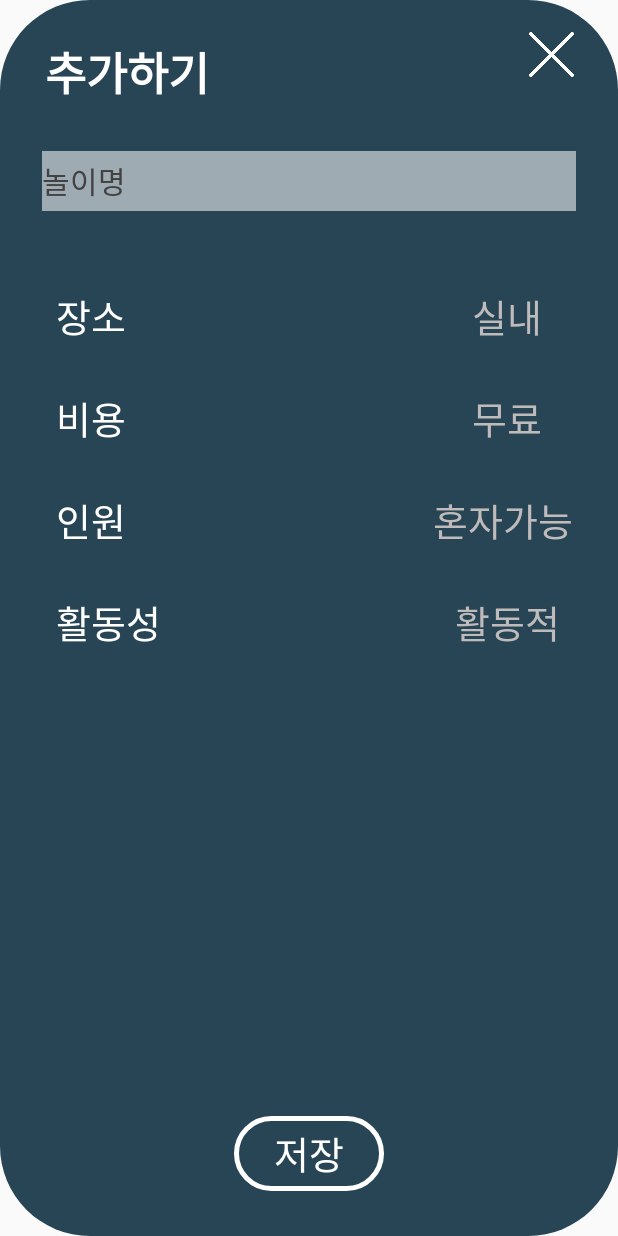
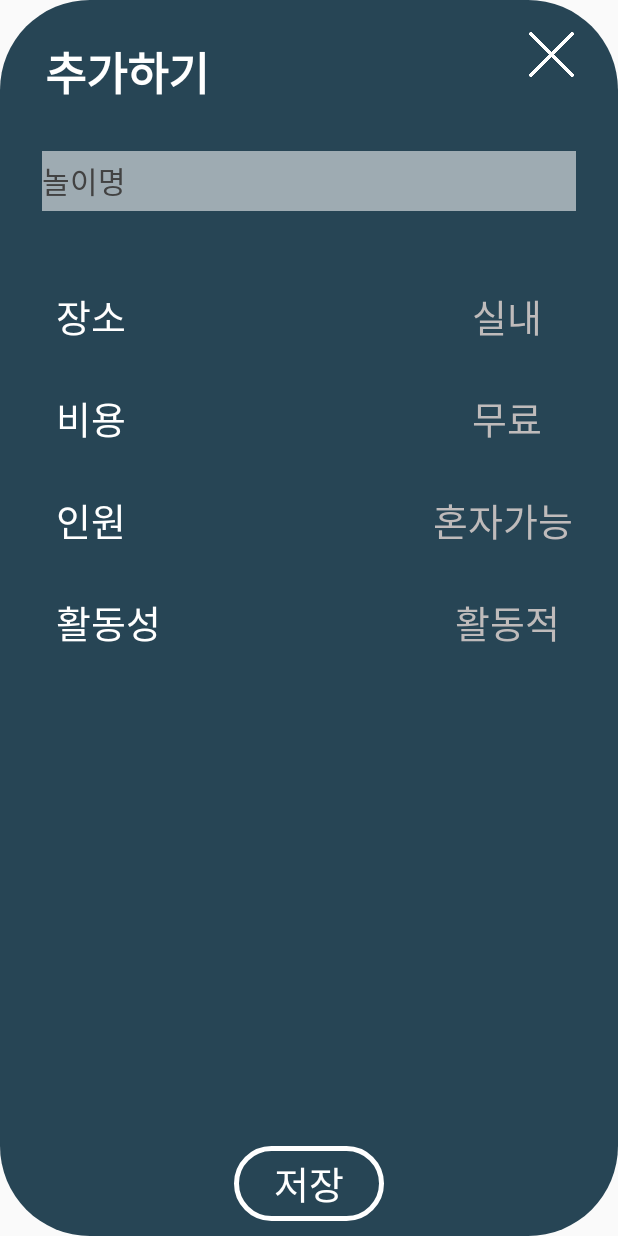
Before and after one commit to hololee/PLAY_APP, an Android app: the layout add_popup_layout.xml on its own in the app's theme, with its tools: preview values and no code run, on a phone screen of 412 x 824 dp. Run offline under Robolectric (Android 15) with nearby library versions, the phone set to English and light mode, and no system bars.

Commit message:
추가,수정버튼 marginBottom

```diff
--- a/app/src/main/res/layout/add_popup_layout.xml
+++ b/app/src/main/res/layout/add_popup_layout.xml
@@ -14,8 +14,8 @@
         android:layout_alignParentTop="true"
         android:layout_marginLeft="30dp"
         android:layout_marginTop="25dp"
+        android:fontFamily="@font/system_font"
         android:text="추가하기"
-        android:fontFamily="@font/system_font"
         android:textColor="#ffffff"
         android:textSize="30sp"
         android:textStyle="bold" />
@@ -39,11 +39,11 @@
         android:layout_height="40dp"
         android:layout_below="@id/addplaytitle"
         android:layout_marginStart="28dp"
+        android:layout_marginTop="30dp"
         android:layout_marginEnd="28dp"
-        android:layout_marginTop="30dp"
         android:background="#8CFFFFFF"
+        android:fontFamily="@font/system_font"
         android:hint="놀이명"
-        android:fontFamily="@font/system_font"
         android:textColor="#ffffff"
         android:textColorHint="@color/cardview_dark_background"
         android:textSize="20sp" />
@@ -55,10 +55,10 @@
         android:layout_below="@id/add_playname"
         android:layout_marginStart="37dp"
         android:layout_marginTop="50dp"
+        android:fontFamily="@font/system_font"
         android:gravity="center_vertical"
+
         android:text="장소"
-
-        android:fontFamily="@font/system_font"
         android:textColor="#ffffff"
         android:textSize="25sp" />
 
@@ -68,11 +68,11 @@
         android:layout_height="40dp"
         android:layout_below="@id/add_playname"
         android:layout_alignParentRight="true"
+        android:layout_marginTop="50dp"
         android:layout_marginRight="30dp"
-        android:layout_marginTop="50dp"
         android:background="#00ff0000"
+        android:fontFamily="@font/system_font"
         android:text="실내"
-        android:fontFamily="@font/system_font"
         android:textColor="#BFBBBB"
         android:textSize="25dp" />
 
@@ -80,12 +80,12 @@
         android:id="@+id/cost"
         android:layout_width="wrap_content"
         android:layout_height="40dp"
-        android:gravity="center_vertical"
         android:layout_below="@id/place"
         android:layout_marginStart="37dp"
         android:layout_marginTop="28dp"
+        android:fontFamily="@font/system_font"
+        android:gravity="center_vertical"
         android:text="비용"
-        android:fontFamily="@font/system_font"
         android:textColor="#ffffff"
         android:textSize="25sp" />
 
@@ -94,25 +94,25 @@
         android:layout_width="wrap_content"
         android:layout_height="40dp"
         android:layout_below="@id/place_button"
+        android:layout_alignTop="@id/cost"
         android:layout_alignParentRight="true"
         android:layout_marginRight="30dp"
-        android:layout_alignTop="@id/cost"
+        android:background="#00ff0000"
         android:fontFamily="@font/system_font"
-        android:background="#00ff0000"
         android:text="무료"
         android:textColor="#BFBBBB"
         android:textSize="25sp" />
 
     <TextView
         android:id="@+id/num"
-        android:gravity="center_vertical"
         android:layout_width="wrap_content"
         android:layout_height="40dp"
         android:layout_below="@id/cost"
         android:layout_marginStart="37dp"
         android:layout_marginTop="28dp"
+        android:fontFamily="@font/system_font"
+        android:gravity="center_vertical"
         android:text="인원"
-        android:fontFamily="@font/system_font"
         android:textColor="#ffffff"
         android:textSize="25sp" />
 
@@ -121,12 +121,12 @@
         android:layout_width="wrap_content"
         android:layout_height="40dp"
         android:layout_below="@id/cost_button"
+        android:layout_alignTop="@id/num"
         android:layout_alignParentRight="true"
         android:layout_marginRight="30dp"
-        android:layout_alignTop="@id/num"
         android:background="#00ff0000"
+        android:fontFamily="@font/system_font"
         android:text="혼자가능"
-        android:fontFamily="@font/system_font"
         android:textColor="#BFBBBB"
         android:textSize="25sp" />
 
@@ -137,9 +137,9 @@
         android:layout_below="@id/num"
         android:layout_marginStart="37dp"
         android:layout_marginTop="28dp"
+        android:fontFamily="@font/system_font"
+        android:gravity="center_vertical"
         android:text="활동성"
-        android:gravity="center_vertical"
-        android:fontFamily="@font/system_font"
         android:textColor="#ffffff"
         android:textSize="25sp" />
 
@@ -148,27 +148,32 @@
         android:layout_width="wrap_content"
         android:layout_height="40dp"
         android:layout_below="@id/num_button"
+        android:layout_alignTop="@id/act"
         android:layout_alignParentRight="true"
         android:layout_marginRight="30dp"
-        android:layout_alignTop="@id/act"
         android:background="#00ff0000"
+        android:fontFamily="@font/system_font"
         android:text="활동적"
-        android:fontFamily="@font/system_font"
         android:textColor="#BFBBBB"
         android:textSize="25sp" />
+
+    <LinearLayout
+        android:layout_width="wrap_content"
+        android:layout_height="wrap_content"
+        android:layout_alignParentBottom="true"
+        android:layout_centerHorizontal="true">
 
         <Button
             android:id="@+id/save_button"
             android:layout_width="100dp"
             android:layout_height="50dp"
-        android:layout_alignParentBottom="true"
-        android:layout_centerHorizontal="true"
+            android:layout_marginBottom="10dp"
             android:background="@drawable/round_button"
+            android:fontFamily="@font/system_font"
             android:text="저장"
             android:textColor="#FFFFFF"
-        android:fontFamily="@font/system_font"
-        android:textSize="25sp"
-        android:layout_marginBottom="30dp" />
+            android:textSize="25sp" />
 
+    </LinearLayout>
 
 </RelativeLayout>
```
Also changed, not shown: app/src/main/res/layout/play_list_check_layout.xml (+27 -21 lines). Lines whose indentation alone changed are shown as unchanged.
